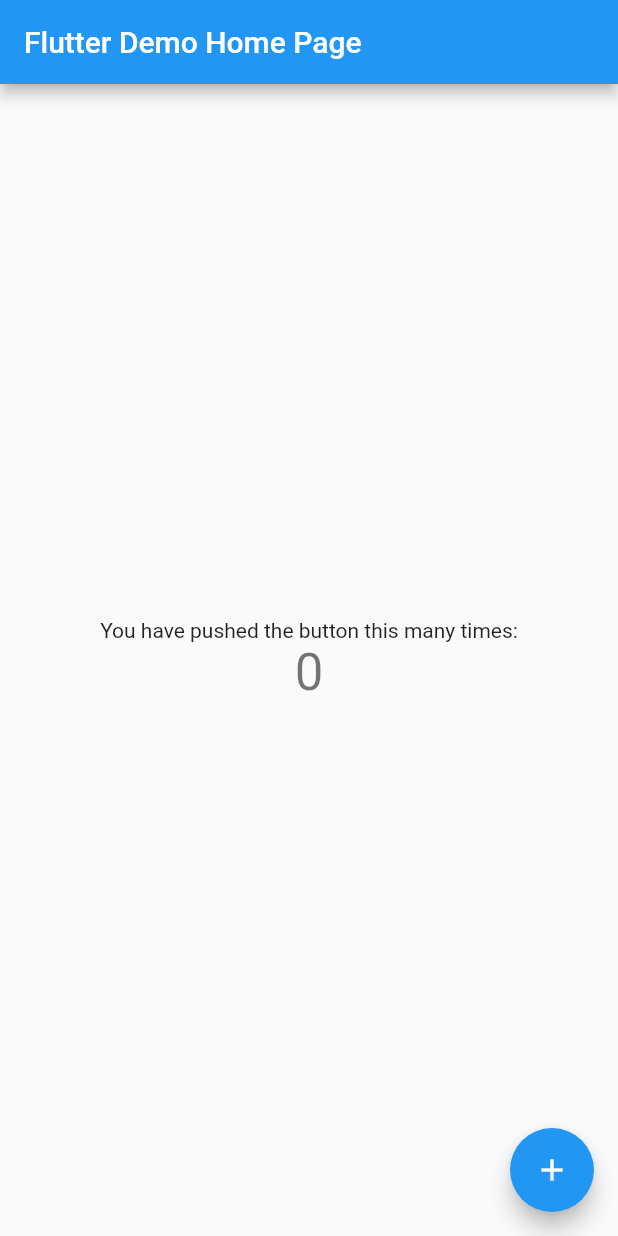
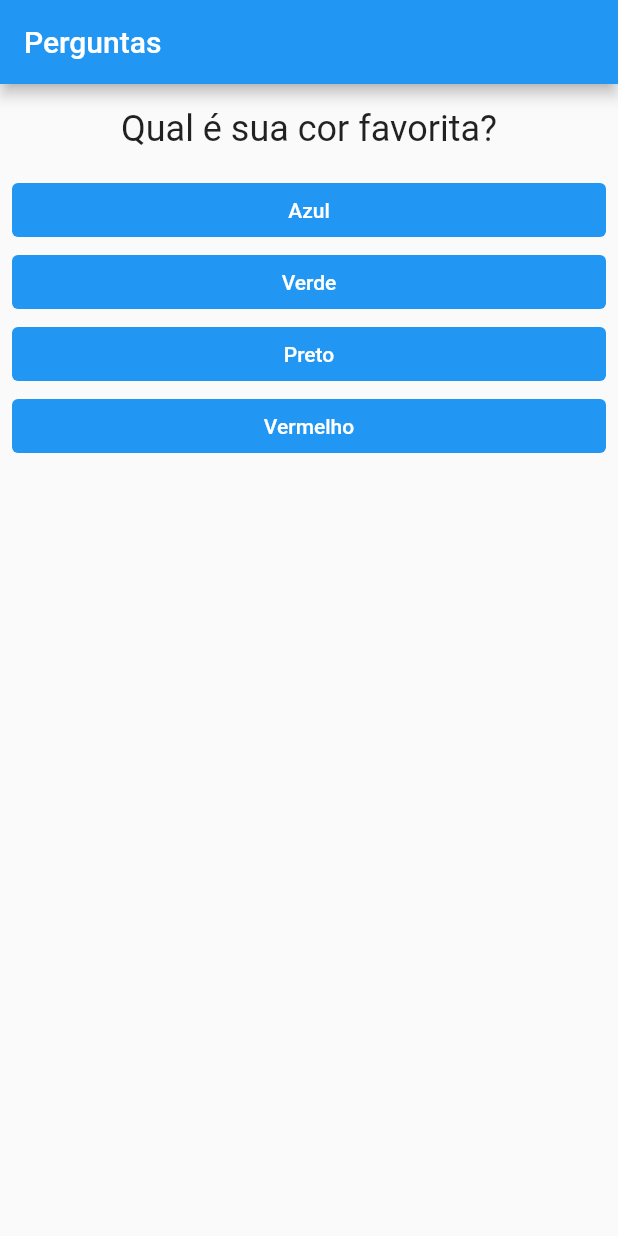
Before and after one commit to iramarJunior/projeto_perguntas, a Flutter app: the screen it shows after launch, on a phone screen of 412 x 824 dp. Run offline on Flutter 3.47's test engine with Material 2 defaults, Android fonts, the phone set to English and light mode, and no system bars.

Commit message:
Adding questions and answers

```diff
--- /dev/null
+++ b/lib/answer.dart
@@ -0,0 +1,28 @@
+import 'package:flutter/material.dart';
+
+class Answer extends StatelessWidget {
+  const Answer(this.text, this.onSelected, {Key? key}) : super(key: key);
+
+  final String text;
+  final void Function() onSelected;
+
+  @override
+  Widget build(BuildContext context) {
+    return Container(
+      width: double.infinity,
+      margin: const EdgeInsets.fromLTRB(8.0, 0, 8.0, 0),
+      child: TextButton(
+        style: TextButton.styleFrom(
+          backgroundColor: Colors.blue,
+        ),
+        child: Text(
+          text,
+          style: const TextStyle(
+            color: Colors.white,
+          ),
+        ),
+        onPressed: onSelected,
+      ),
+    );
+  }
+}
--- a/lib/main.dart
+++ b/lib/main.dart
@@ -1,115 +1,63 @@
 import 'package:flutter/material.dart';
+import 'package:projeto_perguntas/answer.dart';
+import 'package:projeto_perguntas/question.dart';
 
-void main() {
-  runApp(const MyApp());
-}
+void main() => runApp(const PerguntaApp());
 
-class MyApp extends StatelessWidget {
-  const MyApp({Key? key}) : super(key: key);
+class _PerguntaAppState extends State<PerguntaApp> {
+  var _questionSelected = 0;
 
-  // This widget is the root of your application.
-  @override
-  Widget build(BuildContext context) {
-    return MaterialApp(
-      title: 'Flutter Demo',
-      theme: ThemeData(
-        // This is the theme of your application.
-        //
-        // Try running your application with "flutter run". You'll see the
-        // application has a blue toolbar. Then, without quitting the app, try
-        // changing the primarySwatch below to Colors.green and then invoke
-        // "hot reload" (press "r" in the console where you ran "flutter run",
-        // or simply save your changes to "hot reload" in a Flutter IDE).
-        // Notice that the counter didn't reset back to zero; the application
-        // is not restarted.
-        primarySwatch: Colors.blue,
-      ),
-      home: const MyHomePage(title: 'Flutter Demo Home Page'),
-    );
-  }
-}
-
-class MyHomePage extends StatefulWidget {
-  const MyHomePage({Key? key, required this.title}) : super(key: key);
-
-  // This widget is the home page of your application. It is stateful, meaning
-  // that it has a State object (defined below) that contains fields that affect
-  // how it looks.
-
-  // This class is the configuration for the state. It holds the values (in this
-  // case the title) provided by the parent (in this case the App widget) and
-  // used by the build method of the State. Fields in a Widget subclass are
-  // always marked "final".
-
-  final String title;
-
-  @override
-  State<MyHomePage> createState() => _MyHomePageState();
-}
-
-class _MyHomePageState extends State<MyHomePage> {
-  int _counter = 0;
-
-  void _incrementCounter() {
+  void _responder() {
     setState(() {
-      // This call to setState tells the Flutter framework that something has
-      // changed in this State, which causes it to rerun the build method below
-      // so that the display can reflect the updated values. If we changed
-      // _counter without calling setState(), then the build method would not be
-      // called again, and so nothing would appear to happen.
-      _counter++;
+      _questionSelected++;
     });
   }
 
   @override
   Widget build(BuildContext context) {
-    // This method is rerun every time setState is called, for instance as done
-    // by the _incrementCounter method above.
-    //
-    // The Flutter framework has been optimized to make rerunning build methods
-    // fast, so that you can just rebuild anything that needs updating rather
-    // than having to individually change instances of widgets.
-    return Scaffold(
-      appBar: AppBar(
-        // Here we take the value from the MyHomePage object that was created by
-        // the App.build method, and use it to set our appbar title.
-        title: Text(widget.title),
-      ),
-      body: Center(
-        // Center is a layout widget. It takes a single child and positions it
-        // in the middle of the parent.
-        child: Column(
-          // Column is also a layout widget. It takes a list of children and
-          // arranges them vertically. By default, it sizes itself to fit its
-          // children horizontally, and tries to be as tall as its parent.
-          //
-          // Invoke "debug painting" (press "p" in the console, choose the
-          // "Toggle Debug Paint" action from the Flutter Inspector in Android
-          // Studio, or the "Toggle Debug Paint" command in Visual Studio Code)
-          // to see the wireframe for each widget.
-          //
-          // Column has various properties to control how it sizes itself and
-          // how it positions its children. Here we use mainAxisAlignment to
-          // center the children vertically; the main axis here is the vertical
-          // axis because Columns are vertical (the cross axis would be
-          // horizontal).
-          mainAxisAlignment: MainAxisAlignment.center,
-          children: <Widget>[
-            const Text(
-              'You have pushed the button this many times:',
-            ),
-            Text(
-              '$_counter',
-              style: Theme.of(context).textTheme.headline4,
-            ),
+    final questions = [
+      {
+        'question': 'Qual é sua cor favorita?',
+        'answers': ['Azul', 'Verde', 'Preto', 'Vermelho']
+      },
+      {
+        'question': 'Qual é seu animal favorito?',
+        'answers': ['Gato', 'Cachorro', 'Ornitorrinco', 'Dragão de Komoto']
+      },
+      {
+        'question': 'Qual é sua comida preferida?',
+        'answers': ['Macarronada', 'Pizza', 'Lasanha', 'Churrasco']
+      },
+      {
+        'question': 'Qual é seu console preferido?',
+        'answers': ['PC', 'XBox', 'PlayStation', 'Nintendo']
+      },
+    ];
+
+    List<Widget> answers = [];
+    for (String answer in questions[_questionSelected].cast()['answers']) {
+      answers.add(Answer(answer, _responder));
+    }
+
+    return MaterialApp(
+      home: Scaffold(
+        appBar: AppBar(
+          title: const Text('Perguntas'),
+        ),
+        body: Column(
+          children: [
+            Question(questions[_questionSelected]['question'].toString()),
+            ...answers,
           ],
         ),
       ),
-      floatingActionButton: FloatingActionButton(
-        onPressed: _incrementCounter,
-        tooltip: 'Increment',
-        child: const Icon(Icons.add),
-      ), // This trailing comma makes auto-formatting nicer for build methods.
     );
   }
 }
+
+class PerguntaApp extends StatefulWidget {
+  const PerguntaApp({Key? key}) : super(key: key);
+
+  @override
+  _PerguntaAppState createState() => _PerguntaAppState();
+}
--- /dev/null
+++ b/lib/question.dart
@@ -0,0 +1,20 @@
+import 'package:flutter/material.dart';
+
+class Question extends StatelessWidget {
+  const Question(this.text, {Key? key}) : super(key: key);
+
+  final String text;
+
+  @override
+  Widget build(BuildContext context) {
+    return Container(
+      width: double.infinity,
+      margin: const EdgeInsets.all(16.0),
+      child: Text(
+        text,
+        style: const TextStyle(fontSize: 24),
+        textAlign: TextAlign.center,
+      ),
+    );
+  }
+}
```
